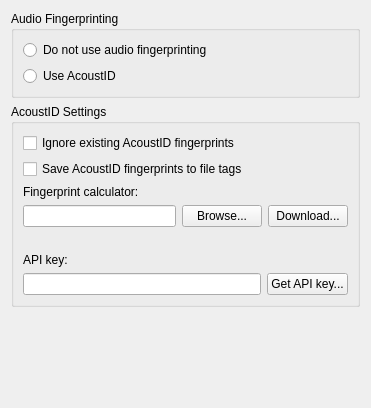
Qt form ui/options_fingerprinting.ui (metabrainz/picard) before a commit.
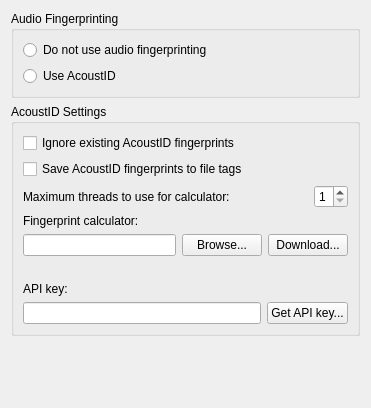
The same form after that commit.

Commit message: Add option setting for number of threads to use for fpcalc

```diff
--- a/ui/options_fingerprinting.ui
+++ b/ui/options_fingerprinting.ui
@@ -57,6 +57,49 @@
         </property>
        </widget>
       </item>
+      <item>
+       <layout class="QHBoxLayout" name="horizontalLayout_3">
+        <property name="topMargin">
+         <number>0</number>
+        </property>
+        <item>
+         <widget class="QLabel" name="label_3">
+          <property name="sizePolicy">
+           <sizepolicy hsizetype="Expanding" vsizetype="Preferred">
+            <horstretch>0</horstretch>
+            <verstretch>0</verstretch>
+           </sizepolicy>
+          </property>
+          <property name="text">
+           <string>Maximum threads to use for calculator:</string>
+          </property>
+         </widget>
+        </item>
+        <item>
+         <spacer name="horizontalSpacer">
+          <property name="orientation">
+           <enum>Qt::Horizontal</enum>
+          </property>
+          <property name="sizeHint" stdset="0">
+           <size>
+            <width>40</width>
+            <height>20</height>
+           </size>
+          </property>
+         </spacer>
+        </item>
+        <item>
+         <widget class="QSpinBox" name="fpcalc_threads">
+          <property name="minimum">
+           <number>1</number>
+          </property>
+          <property name="maximum">
+           <number>9</number>
+          </property>
+         </widget>
+        </item>
+       </layout>
+      </item>
       <item>
        <widget class="QLabel" name="label">
         <property name="text">
```
The commit also changes 3 other files.
